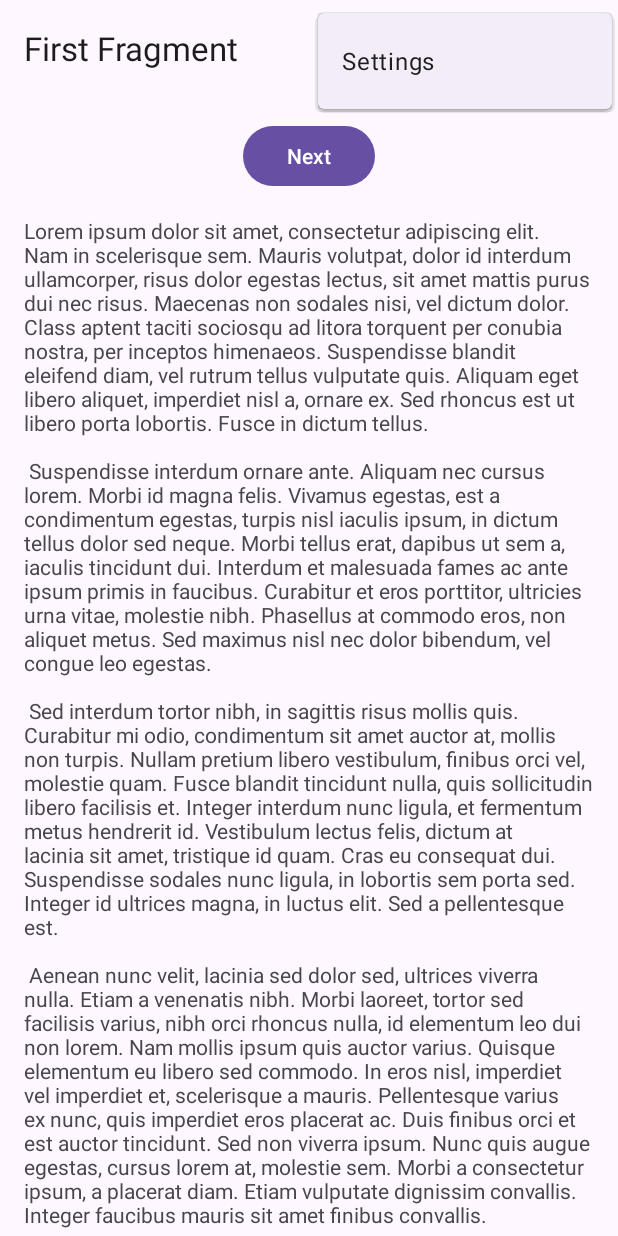
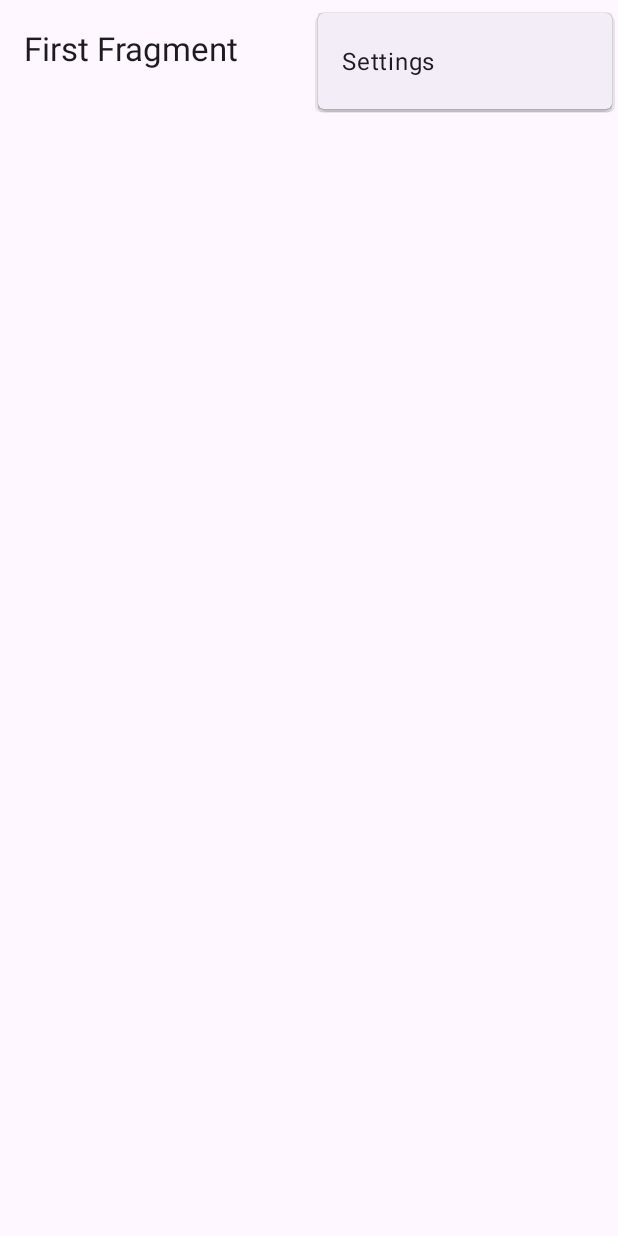
Before and after one commit to JyotimoyKashyap/Focus, an Android app: the screen it shows after launch (MainActivity), with the options menu open, on a phone screen of 412 x 824 dp. Run offline under Robolectric (Android 15) with nearby library versions, the phone set to English and light mode, and no system bars; our stand-ins replace navigation-ui.

```diff
--- a/app/src/main/java/com/jyotimoykashyap/focus/MainActivity.kt
+++ b/app/src/main/java/com/jyotimoykashyap/focus/MainActivity.kt
@@ -41,11 +41,6 @@ class MainActivity : AppCompatActivity() {
         appBarConfiguration = AppBarConfiguration(navController.graph)
         setupActionBarWithNavController(navController, appBarConfiguration)
 
-        binding.fab.setOnClickListener { view ->
-            Snackbar.make(view, "Replace with your own action", Snackbar.LENGTH_LONG)
-                .setAnchorView(R.id.fab)
-                .setAction("Action", null).show()
-        }
 
         if(checkUsageStatsPermission(this)) {
             // query data here
--- a/app/src/main/res/layout/fragment_home.xml
+++ b/app/src/main/res/layout/fragment_home.xml
@@ -8,29 +8,13 @@
 
     <androidx.constraintlayout.widget.ConstraintLayout
         android:layout_width="match_parent"
-        android:layout_height="match_parent"
-        android:padding="16dp">
+        android:layout_height="match_parent">
 
-        <Button
-            android:id="@+id/button_first"
-            android:layout_width="wrap_content"
-            android:layout_height="wrap_content"
-            android:text="@string/next"
-            app:layout_constraintBottom_toTopOf="@id/textview_first"
-            app:layout_constraintEnd_toEndOf="parent"
-            app:layout_constraintStart_toStartOf="parent"
-            app:layout_constraintTop_toTopOf="parent" />
-        />
+<!--        Write your components here and follow this structure  -->
 
-        <TextView
-            android:id="@+id/textview_first"
-            android:layout_width="wrap_content"
-            android:layout_height="wrap_content"
-            android:layout_marginTop="16dp"
-            android:text="@string/lorem_ipsum"
-            app:layout_constraintBottom_toBottomOf="parent"
-            app:layout_constraintEnd_toEndOf="parent"
-            app:layout_constraintStart_toStartOf="parent"
-            app:layout_constraintTop_toBottomOf="@id/button_first" />
+
+
+
+
     </androidx.constraintlayout.widget.ConstraintLayout>
 </androidx.core.widget.NestedScrollView>
```
Also changed, not shown: app/build.gradle (+20 -2 lines).
